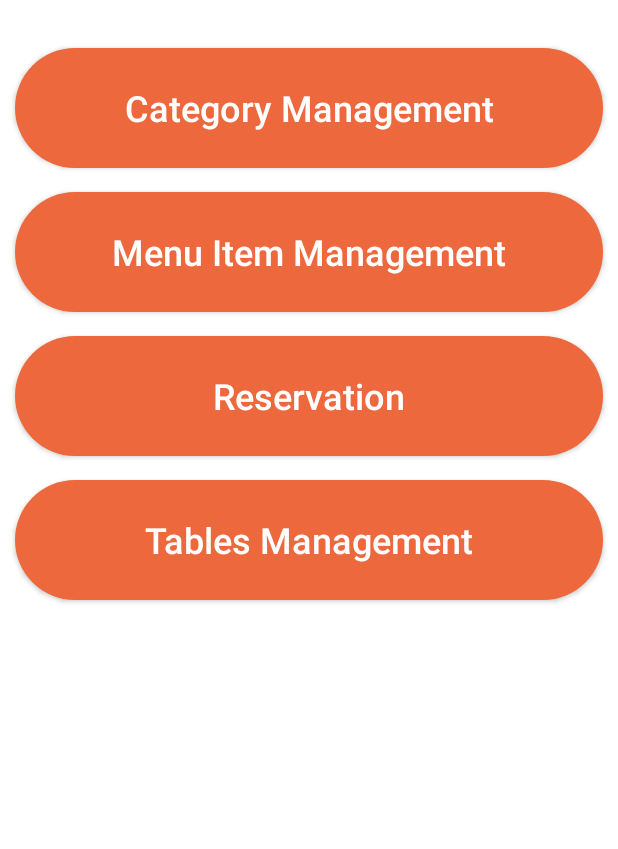
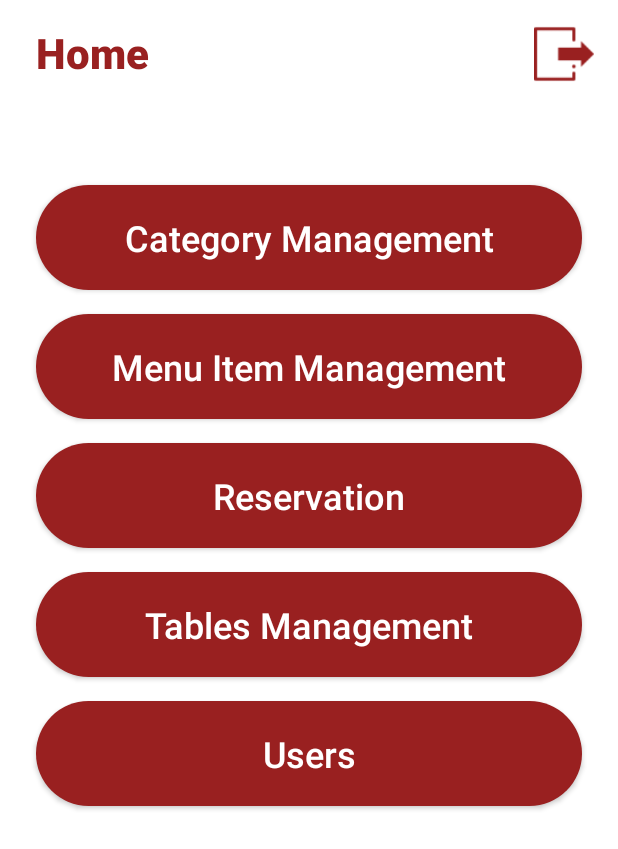
Before and after one commit to XhenetaH/MyRestaurant, an Android app: the ManagementActivity screen opened directly, with no data from a screen before it, on a phone screen of 412 x 824 dp. Shown: the top 849 px of the screen. Run offline under Robolectric (Android 15) with nearby library versions, the phone set to English and light mode, and no system bars; our stand-ins replace Firebase (no records; nobody signed in at launch, a user with empty details on screens opened directly).

Commit message:
MyRestaurant App updates

```diff
--- a/app/build.gradle
+++ b/app/build.gradle
@@ -35,6 +35,7 @@ dependencies {
     implementation 'androidx.constraintlayout:constraintlayout:2.1.1'
     implementation 'com.google.firebase:firebase-database:20.0.2'
     implementation 'com.google.firebase:firebase-storage:20.0.0'
+    implementation 'com.google.firebase:firebase-auth:21.0.1'
     testImplementation 'junit:junit:4.+'
     androidTestImplementation 'androidx.test.ext:junit:1.1.3'
     androidTestImplementation 'androidx.test.espresso:espresso-core:3.4.0'
--- a/app/src/main/AndroidManifest.xml
+++ b/app/src/main/AndroidManifest.xml
@@ -11,6 +11,12 @@
         android:roundIcon="@mipmap/ic_launcher_round"
         android:supportsRtl="true"
         android:theme="@style/Theme.MyRestaurant">
+        <activity
+            android:name=".LogInActivity"
+            android:exported="false" />
+        <activity
+            android:name=".Register_Activity"
+            android:exported="false" />
         <activity
             android:name=".ManageReservation_Activity"
             android:exported="false" />
--- a/app/src/main/java/com/example/myrestaurant/MainActivity.java
+++ b/app/src/main/java/com/example/myrestaurant/MainActivity.java
@@ -32,8 +32,7 @@ public class MainActivity extends AppCompatActivity {
         staffBtn.setOnClickListener(new View.OnClickListener() {
             @Override
             public void onClick(View view) {
-                startActivity(new Intent(MainActivity.this,ManagementActivity.class));
-                finish();
+                startActivity(new Intent(getApplicationContext(),LogInActivity.class));
             }
         });
 
--- a/app/src/main/java/com/example/myrestaurant/ManagementActivity.java
+++ b/app/src/main/java/com/example/myrestaurant/ManagementActivity.java
@@ -6,9 +6,13 @@ import android.content.Intent;
 import android.os.Bundle;
 import android.view.View;
 import android.widget.Button;
+import android.widget.ImageView;
+
+import com.google.firebase.auth.FirebaseAuth;
 
 public class ManagementActivity extends AppCompatActivity {
-    private Button categoryBtn,menuBtn,tableBtn,reservationBtn;
+    private Button categoryBtn,menuBtn,tableBtn,reservationBtn,userBtn;
+    private ImageView logoutBtn;
     @Override
     protected void onCreate(Bundle savedInstanceState) {
         super.onCreate(savedInstanceState);
@@ -17,6 +21,23 @@ public class ManagementActivity extends AppCompatActivity {
         menuBtn = findViewById(R.id.menuItemManagementBTN);
         tableBtn = findViewById(R.id.tablesManagementBTN);
         reservationBtn = findViewById(R.id.reservationManagementBTN);
+        userBtn = findViewById(R.id.userRegisterManagementBTN);
+        logoutBtn = findViewById(R.id.logoutBtn);
+
+        logoutBtn.setOnClickListener(new View.OnClickListener() {
+            @Override
+            public void onClick(View view) {
+                FirebaseAuth.getInstance().signOut();
+                startActivity(new Intent(ManagementActivity.this,MainActivity.class));
+            }
+        });
+
+        userBtn.setOnClickListener(new View.OnClickListener() {
+            @Override
+            public void onClick(View view) {
+                startActivity(new Intent(ManagementActivity.this,Register_Activity.class));
+            }
+        });
 
         categoryBtn.setOnClickListener(new View.OnClickListener() {
             @Override
@@ -46,4 +67,11 @@ public class ManagementActivity extends AppCompatActivity {
             }
         });
     }
+
+
+    @Override
+    public void onBackPressed() {
+        super.onBackPressed();
+        FirebaseAuth.getInstance().signOut();
+    }
 }
--- /dev/null
+++ b/app/src/main/res/drawable/darkred_button_background.xml
@@ -0,0 +1,9 @@
+<?xml version="1.0" encoding="utf-8"?>
+<selector xmlns:android="http://schemas.android.com/apk/res/android">
+    <item>
+        <shape android:shape="rectangle">
+            <solid android:color="#992020"/>
+            <corners android:radius="50dp"/>
+        </shape>
+    </item>
+</selector>
--- a/app/src/main/res/layout/activity_management.xml
+++ b/app/src/main/res/layout/activity_management.xml
@@ -7,55 +7,101 @@
     tools:context=".ManagementActivity"
     android:orientation="vertical">
 
+    <androidx.constraintlayout.widget.ConstraintLayout
+        android:layout_width="match_parent"
+        android:layout_height="wrap_content">
+
+        <TextView
+            android:id="@+id/textView23"
+            android:layout_width="wrap_content"
+            android:layout_height="wrap_content"
+            android:layout_marginStart="24dp"
+            android:layout_marginTop="16dp"
+            android:fontFamily="sans-serif-black"
+            android:text="Home"
+            android:textColor="#992020"
+            android:textSize="28sp"
+            app:layout_constraintEnd_toEndOf="parent"
+            app:layout_constraintHorizontal_bias="0.0"
+            app:layout_constraintStart_toStartOf="parent"
+            app:layout_constraintTop_toTopOf="parent" />
+
+        <ImageView
+            android:id="@+id/logoutBtn"
+            android:layout_width="40dp"
+            android:layout_height="40dp"
+            android:layout_marginTop="16dp"
+            android:layout_marginEnd="16dp"
+            android:layout_marginBottom="3dp"
+            app:layout_constraintBottom_toBottomOf="parent"
+            app:layout_constraintEnd_toEndOf="parent"
+            app:layout_constraintTop_toTopOf="parent"
+            app:srcCompat="@drawable/logout3" />
+    </androidx.constraintlayout.widget.ConstraintLayout>
+
     <androidx.appcompat.widget.AppCompatButton
         android:id="@+id/categoryManagementBTN"
         android:layout_width="match_parent"
-        android:layout_height="80dp"
-        android:layout_marginTop="32dp"
-        android:layout_marginEnd="10dp"
-        android:layout_marginStart="10dp"
-        android:textColor="@color/white"
-        android:background="@drawable/orange_button_background"
+        android:layout_height="70dp"
+        android:layout_marginStart="24dp"
+        android:layout_marginTop="64sp"
+        android:layout_marginEnd="24dp"
+        android:background="@drawable/darkred_button_background"
         android:text="Category Management"
         android:textAllCaps="false"
-        android:textSize="24sp"/>
+        android:textColor="@color/white"
+        android:textSize="24sp" />
 
     <androidx.appcompat.widget.AppCompatButton
         android:id="@+id/menuItemManagementBTN"
         android:layout_width="match_parent"
-        android:layout_height="80dp"
+        android:layout_height="70dp"
+        android:layout_marginStart="24dp"
         android:layout_marginTop="16dp"
-        android:layout_marginEnd="10dp"
-        android:layout_marginStart="10dp"
-        android:textSize="24sp"
+        android:layout_marginEnd="24dp"
+        android:background="@drawable/darkred_button_background"
+        android:text="Menu Item Management"
+        android:textAllCaps="false"
         android:textColor="@color/white"
-        android:background="@drawable/orange_button_background"
-        android:textAllCaps="false"
-        android:text="Menu Item Management" />
+        android:textSize="24sp" />
 
     <androidx.appcompat.widget.AppCompatButton
         android:id="@+id/reservationManagementBTN"
         android:layout_width="match_parent"
-        android:layout_height="80dp"
-        android:layout_marginStart="10dp"
+        android:layout_height="70dp"
+        android:layout_marginStart="24dp"
         android:layout_marginTop="16dp"
-        android:layout_marginEnd="10dp"
+        android:layout_marginEnd="24dp"
+        android:background="@drawable/darkred_button_background"
         android:text="Reservation"
-        android:background="@drawable/orange_button_background"
+        android:textAllCaps="false"
         android:textColor="@color/white"
-        android:textAllCaps="false"
         android:textSize="24sp" />
 
     <androidx.appcompat.widget.AppCompatButton
         android:id="@+id/tablesManagementBTN"
         android:layout_width="match_parent"
-        android:layout_height="80dp"
+        android:layout_height="70dp"
+        android:layout_marginStart="24dp"
         android:layout_marginTop="16dp"
-        android:layout_marginEnd="10dp"
-        android:layout_marginStart="10dp"
-        android:background="@drawable/orange_button_background"
+        android:layout_marginEnd="24dp"
+        android:background="@drawable/darkred_button_background"
         android:text="Tables Management"
-        android:textSize="24sp"
+        android:textAllCaps="false"
         android:textColor="@color/white"
-        android:textAllCaps="false"/>
+        android:textSize="24sp" />
+
+    <androidx.appcompat.widget.AppCompatButton
+        android:id="@+id/userRegisterManagementBTN"
+        android:layout_width="match_parent"
+        android:layout_height="70dp"
+        android:layout_marginStart="24dp"
+        android:layout_marginTop="16dp"
+        android:layout_marginEnd="24dp"
+        android:background="@drawable/darkred_button_background"
+        android:text="Users"
+        android:textAllCaps="false"
+        android:textColor="@color/white"
+        android:textSize="24sp" />
+
 </LinearLayout>
```
Also changed, not shown: app/src/main/java/com/example/myrestaurant/LogInActivity.java (added, +76 -0 lines), app/src/main/java/com/example/myrestaurant/Register_Activity.java (added, +73 -0 lines), app/src/main/res/layout/activity_log_in.xml (added, +98 -0 lines), app/src/main/res/layout/activity_register.xml (added, +129 -0 lines), app/src/main/res/layout/activity_users_management.xml (added, +88 -0 lines), app/src/main/res/drawable/chef232.png (added), app/src/main/res/drawable/logout.png (added), app/src/main/res/drawable/logout2.png (added), app/src/main/res/drawable/logout3.png (added).
